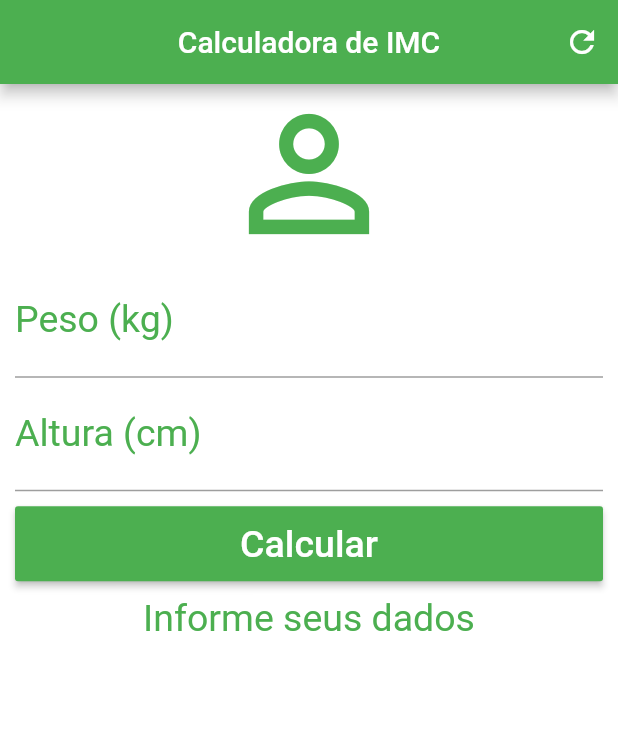
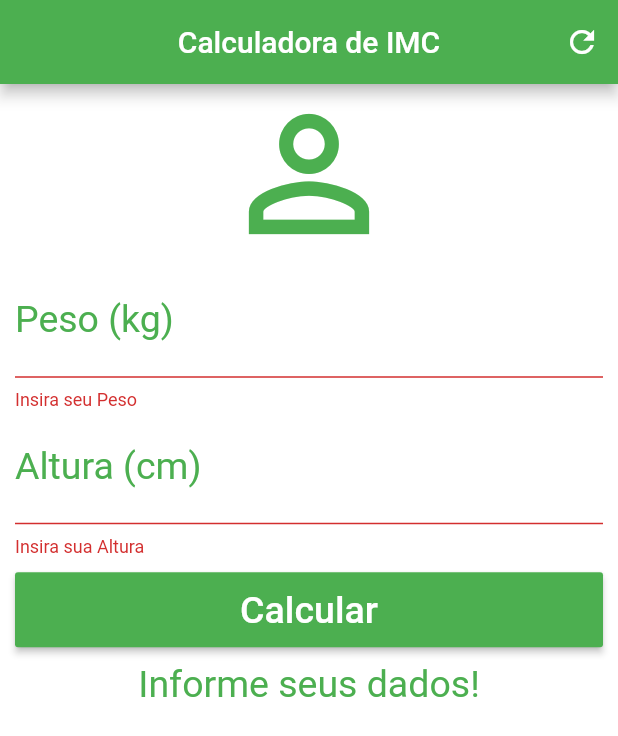
Before and after one commit to coimbrox/calculadora_imc, a Flutter app: the screen it shows after launch, after a tap on "Calcular", on a phone screen of 412 x 824 dp. Shown: the top 736 px of the screen. Run offline on Flutter 3.47's test engine with Material 2 defaults, Android fonts, the phone set to English and light mode, and no system bars.

```diff
--- a/lib/main.dart
+++ b/lib/main.dart
@@ -17,12 +17,16 @@ class _HomeState extends State<Home> {
   TextEditingController weightController = TextEditingController();
   TextEditingController heightController = TextEditingController();
 
-  String _infoText = "Informe seus dados";
+  GlobalKey<FormState> _formKey = GlobalKey<FormState>();
+
+  String _infoText = "Informe seus dados!";
 
   void _resetFields() {
     weightController.text = "";
     heightController.text = "";
-    _infoText = "";
+    setState(() {
+      _infoText = "Informe seus dados!";
+    });
   }
 
   void calculate() {
@@ -64,6 +68,8 @@ class _HomeState extends State<Home> {
         backgroundColor: Colors.white,
         body: SingleChildScrollView(
             padding: EdgeInsets.fromLTRB(10.0, 0.0, 10.0, 0.0),
+            child: Form(
+              key: _formKey,
               child: Column(
                 crossAxisAlignment: CrossAxisAlignment.stretch,
                 children: <Widget>[
@@ -72,7 +78,7 @@ class _HomeState extends State<Home> {
                     size: 120.0,
                     color: Colors.green,
                   ),
-              TextField(
+                  TextFormField(
                     keyboardType: TextInputType.number,
                     decoration: InputDecoration(
                         labelText: "Peso (kg)",
@@ -80,8 +86,13 @@ class _HomeState extends State<Home> {
                     textAlign: TextAlign.center,
                     style: TextStyle(color: Colors.green, fontSize: 25.0),
                     controller: weightController,
+                    validator: (value) {
+                      if (value!.isEmpty) {
+                        return "Insira seu Peso";
+                      }
+                    },
                   ),
-              TextField(
+                  TextFormField(
                     keyboardType: TextInputType.number,
                     decoration: InputDecoration(
                         labelText: "Altura (cm)",
@@ -89,16 +100,26 @@ class _HomeState extends State<Home> {
                     textAlign: TextAlign.center,
                     style: TextStyle(color: Colors.green, fontSize: 25.0),
                     controller: heightController,
+                    validator: (value) {
+                      if (value!.isEmpty) {
+                        return "Insira sua Altura";
+                      }
+                    },
                   ),
                   Padding(
                     padding: EdgeInsets.only(top: 10.0, bottom: 10.0),
                     child: Container(
                       height: 50.0,
                       child: RaisedButton(
-                      onPressed: calculate,
+                          onPressed: () {
+                            if (_formKey.currentState!.validate()) {
+                              _calculate();
+                            }
+                          },
                           child: Text(
                             "Calcular",
-                        style: TextStyle(color: Colors.white, fontSize: 25.0),
+                            style:
+                                TextStyle(color: Colors.white, fontSize: 25.0),
                           ),
                           color: Colors.green),
                     ),
@@ -110,6 +131,8 @@ class _HomeState extends State<Home> {
                   )
                 ],
               ),
-        ));
+            )));
   }
 }
+
+class _calculate {}
```
Lines whose indentation alone changed are shown as unchanged.
